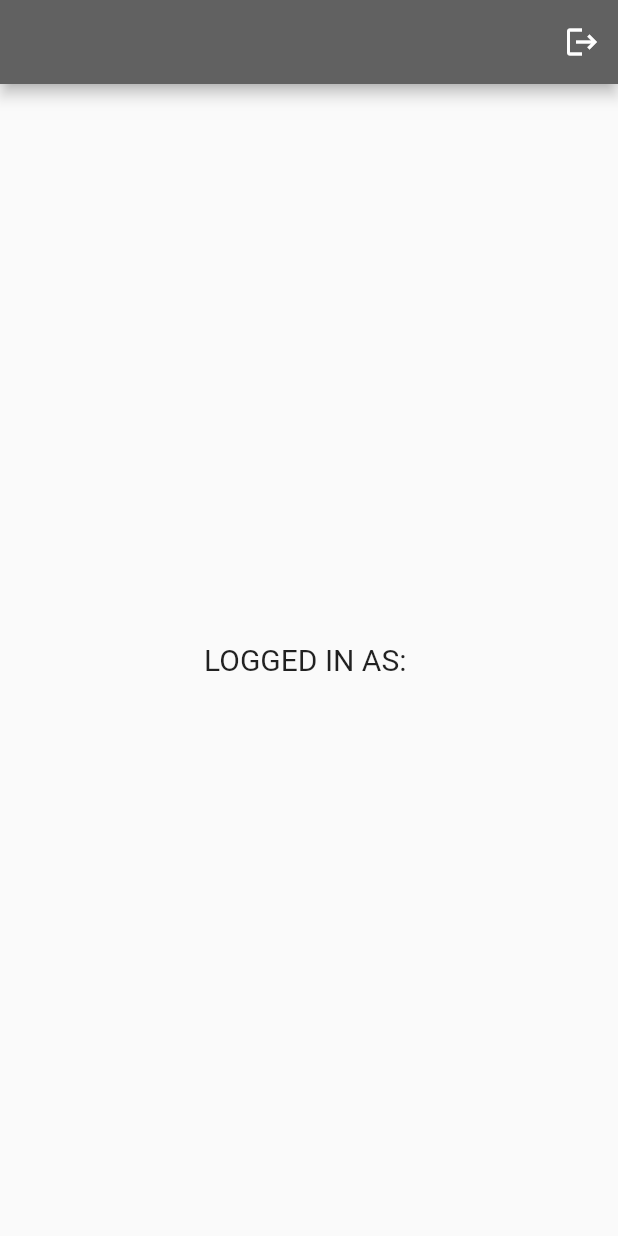
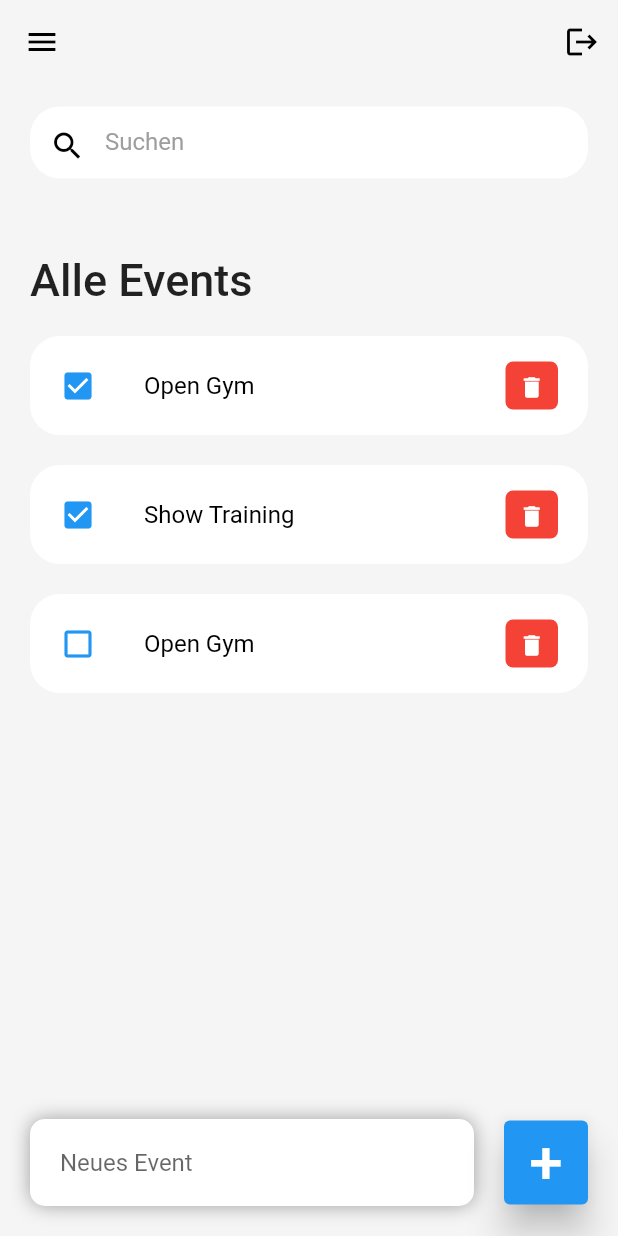
Before and after one commit to MrRichardWhite/Team-Alpha-Bar, a Flutter app: the screen it shows once a user with an empty profile is signed in, on a phone screen of 412 x 824 dp. Run offline on Flutter 3.47's test engine with Material 2 defaults, Android fonts, the light colour scheme and no system bars; our stand-ins replace firebase_auth, firebase_core, google_sign_in; accounts and stored records are empty; network calls fail.

Commit message:
Implemented "Flutter ToDo App Tutorial for Beginners" from "Pradip Debnath" in home_page

```diff
--- /dev/null
+++ b/team_alpha_bar/lib/components/event_view.dart
@@ -0,0 +1,64 @@
+import 'package:flutter/material.dart';
+import 'package:team_alpha_bar/models/event_model.dart';
+
+class EventView extends StatelessWidget {
+  final Event event;
+  final onEventChanged;
+  final onDeleteEvent;
+
+  const EventView({
+    super.key,
+    required this.event,
+    required this.onEventChanged,
+    required this.onDeleteEvent,
+  });
+
+  @override
+  Widget build(BuildContext context) {
+    return Container(
+      margin: const EdgeInsets.only(bottom: 20),
+      child: ListTile(
+        onTap: () {
+          onEventChanged(event);
+        },
+        shape: RoundedRectangleBorder(
+          borderRadius: BorderRadius.circular(20),
+        ),
+        contentPadding: const EdgeInsets.symmetric(
+          horizontal: 20,
+          vertical: 5,
+        ),
+        tileColor: Colors.white,
+        leading: Icon(
+          event.willJoin ? Icons.check_box : Icons.check_box_outline_blank,
+          color: Colors.blue,
+        ),
+        title: Text(
+          event.title!,
+          style: const TextStyle(
+            fontSize: 16,
+            color: Colors.black,
+          ),
+        ),
+        trailing: Container(
+          padding: const EdgeInsets.all(0),
+          margin: const EdgeInsets.symmetric(vertical: 12),
+          height: 35,
+          width: 35,
+          decoration: BoxDecoration(
+            color: Colors.red,
+            borderRadius: BorderRadius.circular(5),
+          ),
+          child: IconButton(
+            color: Colors.white,
+            iconSize: 18,
+            icon: const Icon(Icons.delete),
+            onPressed: () {
+              onDeleteEvent(event.id);
+            },
+          ),
+        ),
+      ),
+    );
+  }
+}
--- a/team_alpha_bar/lib/components/my_textfield.dart
+++ b/team_alpha_bar/lib/components/my_textfield.dart
@@ -1,7 +1,7 @@
 import 'package:flutter/material.dart';
 
 class MyTextField extends StatelessWidget {
-  final controller;
+  final TextEditingController controller;
   final String hintText;
   final bool obscureText;
 
@@ -29,7 +29,8 @@ class MyTextField extends StatelessWidget {
           fillColor: Colors.grey.shade200,
           filled: true,
           hintText: hintText,
-            hintStyle: TextStyle(color: Colors.grey[500])),
+          hintStyle: TextStyle(color: Colors.grey[500]),
+        ),
       ),
     );
   }
--- a/team_alpha_bar/lib/components/square_tile.dart
+++ b/team_alpha_bar/lib/components/square_tile.dart
@@ -14,7 +14,7 @@ class SquareTile extends StatelessWidget {
     return GestureDetector(
       onTap: onTap,
       child: Container(
-        padding: EdgeInsets.all(20),
+        padding: const EdgeInsets.all(20),
         decoration: BoxDecoration(
           border: Border.all(color: Colors.white),
           borderRadius: BorderRadius.circular(16),
--- a/team_alpha_bar/lib/main.dart
+++ b/team_alpha_bar/lib/main.dart
@@ -1,4 +1,5 @@
 import "package:flutter/material.dart";
+import "package:flutter/services.dart";
 import "package:team_alpha_bar/pages/auth_page.dart";
 import "package:firebase_core/firebase_core.dart";
 import "firebase_options.dart";
@@ -16,6 +17,9 @@ class MyApp extends StatelessWidget {
 
   @override
   Widget build(BuildContext context) {
+    SystemChrome.setSystemUIOverlayStyle(
+      const SystemUiOverlayStyle(statusBarColor: Colors.transparent),
+    );
     return const MaterialApp(
       debugShowCheckedModeBanner: false,
       home: AuthPage(),
--- /dev/null
+++ b/team_alpha_bar/lib/models/event_model.dart
@@ -0,0 +1,19 @@
+class Event {
+  String? id;
+  String? title;
+  bool willJoin;
+
+  Event({
+    required this.id,
+    required this.title,
+    this.willJoin = false,
+  });
+
+  static List<Event> eventList() {
+    return [
+      Event(id: "0", title: "Open Gym"),
+      Event(id: "1", title: "Show Training", willJoin: true),
+      Event(id: "2", title: "Open Gym", willJoin: true),
+    ];
+  }
+}
--- a/team_alpha_bar/lib/pages/auth_page.dart
+++ b/team_alpha_bar/lib/pages/auth_page.dart
@@ -14,12 +14,12 @@ class AuthPage extends StatelessWidget {
           builder: (context, snapshot) {
             // user is logged in
             if (snapshot.hasData) {
-              return HomePage();
+              return const HomePage();
             }
 
             // user is NOT logged in
             else {
-              return LoginOrRegisterPage();
+              return const LoginOrRegisterPage();
             }
           }),
     );
--- a/team_alpha_bar/lib/pages/home_page.dart
+++ b/team_alpha_bar/lib/pages/home_page.dart
@@ -1,10 +1,21 @@
 import "package:firebase_auth/firebase_auth.dart";
 import "package:flutter/material.dart";
+import 'package:team_alpha_bar/components/event_view.dart';
+import "package:team_alpha_bar/models/event_model.dart";
 
-class HomePage extends StatelessWidget {
-  HomePage({super.key});
+class HomePage extends StatefulWidget {
+  const HomePage({super.key});
 
+  @override
+  State<HomePage> createState() => _HomePageState();
+}
+
+class _HomePageState extends State<HomePage> {
   final user = FirebaseAuth.instance.currentUser!;
+
+  final eventList = Event.eventList();
+  List<Event> foundEvent = [];
+  final eventController = TextEditingController();
 
   // sign user out method
   void signUserOut() {
@@ -12,21 +23,208 @@ class HomePage extends StatelessWidget {
   }
 
   @override
+  void initState() {
+    foundEvent = eventList;
+    super.initState();
+  }
+
+  @override
   Widget build(BuildContext context) {
     return Scaffold(
-      appBar: AppBar(
-        actions: [
-          IconButton(
-            onPressed: signUserOut,
-            icon: Icon(Icons.logout),
+      backgroundColor: Colors.grey[100],
+      appBar: buildAppBar(),
+      body: Stack(
+        children: [
+          Container(
+            padding: const EdgeInsets.symmetric(
+              horizontal: 20,
+              vertical: 15,
+            ),
+            child: Column(
+              children: [
+                searchBox(),
+                Expanded(
+                  child: ListView(
+                    children: [
+                      Container(
+                        margin: const EdgeInsets.only(
+                          top: 50,
+                          bottom: 20,
+                        ),
+                        child: const Text(
+                          "Alle Events",
+                          style: TextStyle(
+                            fontSize: 30,
+                            fontWeight: FontWeight.w500,
+                          ),
+                        ),
+                      ),
+                      for (Event event in foundEvent.reversed)
+                        EventView(
+                          event: event,
+                          onEventChanged: handleEventChange,
+                          onDeleteEvent: deleteEvent,
+                        )
+                    ],
+                  ),
+                )
+              ],
+            ),
+          ),
+          Align(
+            alignment: Alignment.bottomCenter,
+            child: Row(
+              children: [
+                Expanded(
+                  child: Container(
+                    margin: const EdgeInsets.only(
+                      bottom: 20,
+                      right: 20,
+                      left: 20,
+                    ),
+                    padding:
+                        const EdgeInsets.symmetric(horizontal: 20, vertical: 5),
+                    decoration: BoxDecoration(
+                      color: Colors.white,
+                      boxShadow: const [
+                        BoxShadow(
+                          color: Colors.grey,
+                          offset: Offset(0.0, 0.0),
+                          blurRadius: 10.0,
+                          spreadRadius: 0.0,
+                        ),
+                      ],
+                      borderRadius: BorderRadius.circular(10),
+                    ),
+                    child: TextField(
+                      controller: eventController,
+                      decoration: const InputDecoration(
+                        hintText: "Neues Event",
+                        border: InputBorder.none,
+                      ),
+                    ),
+                  ),
+                ),
+                Container(
+                  margin: const EdgeInsets.only(
+                    bottom: 20,
+                    right: 20,
+                  ),
+                  child: ElevatedButton(
+                    onPressed: () {
+                      addEvent(eventController.text);
+                    },
+                    style: ElevatedButton.styleFrom(
+                      backgroundColor: Colors.blue,
+                      minimumSize: const Size(56, 56),
+                      elevation: 10,
+                    ),
+                    child: const Text(
+                      "+",
+                      style: TextStyle(
+                        fontSize: 40,
+                      ),
+                    ),
+                  ),
+                )
+              ],
+            ),
+          )
+        ],
+      ),
+    );
+  }
+
+  AppBar buildAppBar() {
+    return AppBar(
+      elevation: 0,
+      title: const Row(
+        children: [
+          Icon(
+            Icons.menu,
+            color: Colors.black,
           ),
         ],
-        backgroundColor: Colors.grey[700],
       ),
-      body: Center(
-        child: Text(
-          "LOGGED IN AS: " + user.email!,
-          style: TextStyle(fontSize: 20),
+      actions: [
+        IconButton(
+          onPressed: signUserOut,
+          icon: const Icon(
+            Icons.logout,
+            color: Colors.black,
+          ),
+        ),
+      ],
+      backgroundColor: Colors.grey[100],
+    );
+  }
+
+  void handleEventChange(Event event) {
+    setState(() {
+      event.willJoin = !event.willJoin;
+    });
+  }
+
+  void deleteEvent(String id) {
+    setState(() {
+      eventList.removeWhere(
+        (element) => element.id == id,
+      );
+    });
+  }
+
+  void addEvent(String eventTitle) {
+    setState(() {
+      eventList.add(
+        Event(
+          id: DateTime.now().millisecondsSinceEpoch.toString(),
+          title: eventTitle,
+        ),
+      );
+    });
+    eventController.clear();
+  }
+
+  void runFilter(String enteredKeyword) {
+    List<Event> results = [];
+    if (enteredKeyword.isEmpty) {
+      results = eventList;
+    } else {
+      results = eventList
+          .where(
+            (element) => element.title!.toLowerCase().contains(
+                  enteredKeyword.toLowerCase(),
+                ),
+          )
+          .toList();
+    }
+
+    setState(() {
+      foundEvent = results;
+    });
+  }
+
+  Widget searchBox() {
+    return Container(
+      decoration: BoxDecoration(
+        color: Colors.white,
+        borderRadius: BorderRadius.circular(20),
+      ),
+      child: TextField(
+        onChanged: (value) => runFilter(value),
+        decoration: const InputDecoration(
+          contentPadding: EdgeInsets.all(0),
+          prefixIcon: Icon(
+            Icons.search,
+            color: Colors.black,
+          ),
+          prefixIconConstraints: BoxConstraints(
+            maxHeight: 20,
+            minWidth: 50,
+          ),
+          border: InputBorder.none,
+          hintText: "Suchen",
+          hintStyle: TextStyle(color: Colors.grey),
         ),
       ),
     );
--- a/team_alpha_bar/lib/pages/login_page.dart
+++ b/team_alpha_bar/lib/pages/login_page.dart
@@ -16,7 +16,7 @@ extension StringCasingExtension on String {
 
 class LoginPage extends StatefulWidget {
   final Function()? onTap;
-  LoginPage({
+  const LoginPage({
     super.key,
     required this.onTap,
   });
@@ -36,7 +36,7 @@ class _LoginPageState extends State<LoginPage> {
     showDialog(
       context: context,
       builder: (context) {
-        return Center(
+        return const Center(
           child: CircularProgressIndicator(),
         );
       },
@@ -163,7 +163,7 @@ class _LoginPageState extends State<LoginPage> {
                     imagePath: "lib/images/google.png",
                   ),
 
-                  SizedBox(width: 25),
+                  const SizedBox(width: 25),
 
                   // apple button
                   SquareTile(
--- a/team_alpha_bar/lib/pages/register_page.dart
+++ b/team_alpha_bar/lib/pages/register_page.dart
@@ -1,9 +1,7 @@
 import "package:flutter/material.dart";
 import "package:team_alpha_bar/components/my_button.dart";
 import "package:team_alpha_bar/components/my_textfield.dart";
-import "package:team_alpha_bar/components/square_tile.dart";
 import "package:firebase_auth/firebase_auth.dart";
-import "package:team_alpha_bar/services/auth_service.dart";
 
 extension StringCasingExtension on String {
   String toCapitalized() =>
@@ -16,7 +14,7 @@ extension StringCasingExtension on String {
 
 class RegisterPage extends StatefulWidget {
   final Function()? onTap;
-  RegisterPage({
+  const RegisterPage({
     super.key,
     required this.onTap,
   });
@@ -37,7 +35,7 @@ class _RegisterPageState extends State<RegisterPage> {
     showDialog(
       context: context,
       builder: (context) {
-        return Center(
+        return const Center(
           child: CircularProgressIndicator(),
         );
       },
```
Also changed, not shown: team_alpha_bar/lib/pages/login_or_register_page.dart (+3 -5 lines). Lines whose indentation alone changed are shown as unchanged.
